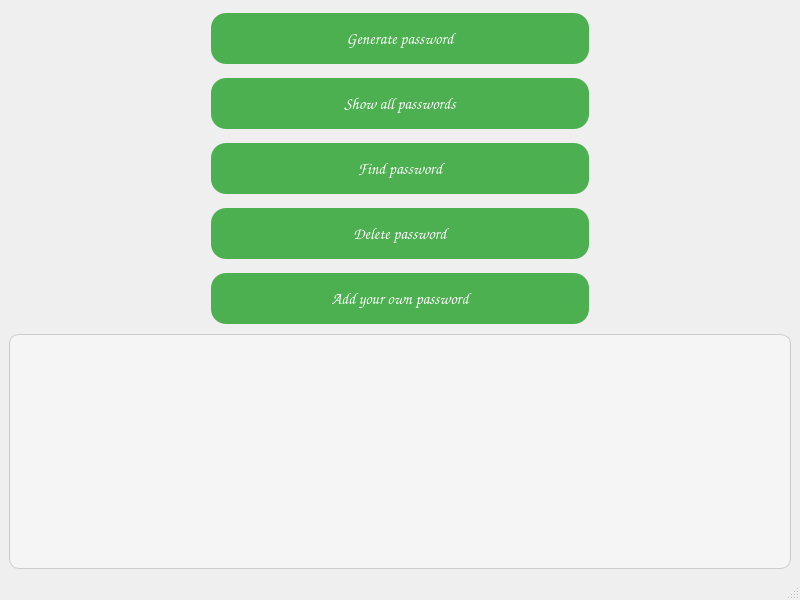
Old version of the form mainwindow.ui in the repository minnesangg/Cerberus.
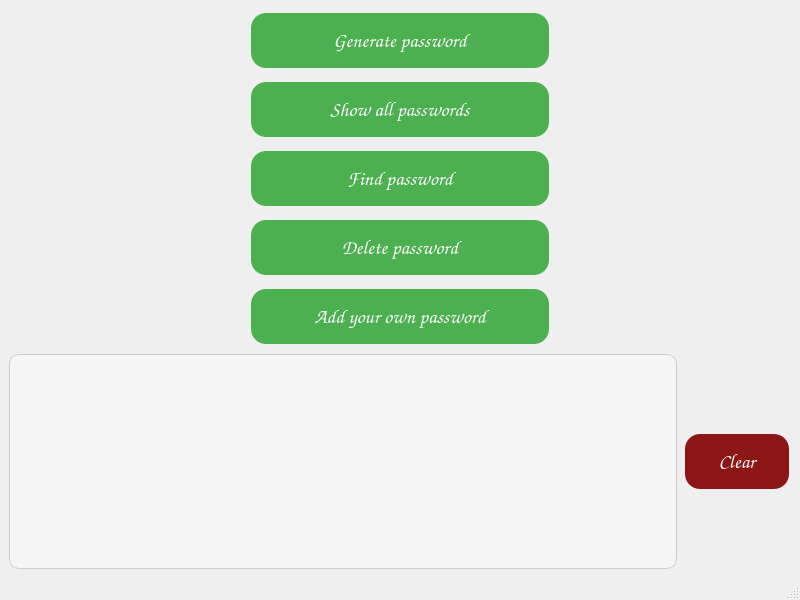
New version of the form.

Commit message: added clear_button

```diff
--- a/mainwindow.ui
+++ b/mainwindow.ui
@@ -36,16 +36,16 @@
     <cursorShape>PointingHandCursor</cursorShape>
    </property>
    <layout class="QGridLayout" name="gridLayout">
-    <item row="0" column="0">
+    <item row="0" column="0" colspan="2">
      <layout class="QVBoxLayout" name="verticalLayout" stretch="1,1,1,1,1">
       <property name="sizeConstraint">
        <enum>QLayout::SetNoConstraint</enum>
       </property>
       <property name="leftMargin">
-       <number>200</number>
+       <number>240</number>
       </property>
       <property name="rightMargin">
-       <number>200</number>
+       <number>240</number>
       </property>
       <item>
        <widget class="QPushButton" name="generateButton">
@@ -87,7 +87,7 @@
     text-align: center; /* Выравнивание текста по центру */
     text-decoration: none; /* Без подчеркивания текста */
     display: inline-block; /* Для блоков */
-    font-size: 16px; /* Размер шрифта */
+    font-size: 20px; /* Размер шрифта */
     margin: 4px 2px; /* Отступы вокруг кнопки */
     cursor: pointer; /* Курсор-указатель при наведении */
     border-radius: 15px; /* Скругление углов */
@@ -102,8 +102,7 @@
 QPushButton:pressed {
     background-color: #388e3c; /* Еще более темный зеленый при нажатии */
     box-shadow: 1px 1px 3px rgba(0, 0, 0, 0.2); /* Уменьшение тени при нажатии */
-}
-</string>
+}</string>
         </property>
         <property name="text">
          <string>Generate password</string>
@@ -138,7 +137,7 @@
         text-align: center; /* Выравнивание текста по центру */
         text-decoration: none; /* Без подчеркивания текста */
         display: inline-block; /* Для блоков */
-        font-size: 16px; /* Размер шрифта */
+        font-size: 20px; /* Размер шрифта */
         margin: 4px 2px; /* Отступы вокруг кнопки */
         cursor: pointer; /* Курсор-указатель при наведении */
         border-radius: 15px; /* Скругление углов */
@@ -183,7 +182,7 @@
         text-align: center; /* Выравнивание текста по центру */
         text-decoration: none; /* Без подчеркивания текста */
         display: inline-block; /* Для блоков */
-        font-size: 16px; /* Размер шрифта */
+        font-size: 20px; /* Размер шрифта */
         margin: 4px 2px; /* Отступы вокруг кнопки */
         cursor: pointer; /* Курсор-указатель при наведении */
         border-radius: 15px; /* Скругление углов */
@@ -228,7 +227,7 @@
         text-align: center; /* Выравнивание текста по центру */
         text-decoration: none; /* Без подчеркивания текста */
         display: inline-block; /* Для блоков */
-        font-size: 16px; /* Размер шрифта */
+        font-size: 20px; /* Размер шрифта */
         margin: 4px 2px; /* Отступы вокруг кнопки */
         cursor: pointer; /* Курсор-указатель при наведении */
         border-radius: 15px; /* Скругление углов */
@@ -273,7 +272,7 @@
         text-align: center; /* Выравнивание текста по центру */
         text-decoration: none; /* Без подчеркивания текста */
         display: inline-block; /* Для блоков */
-        font-size: 16px; /* Размер шрифта */
+        font-size: 20px; /* Размер шрифта */
         margin: 4px 2px; /* Отступы вокруг кнопки */
         cursor: pointer; /* Курсор-указатель при наведении */
         border-radius: 15px; /* Скругление углов */
@@ -323,6 +322,54 @@
       </property>
      </widget>
     </item>
+    <item row="1" column="1">
+     <widget class="QPushButton" name="clearButton">
+      <property name="sizePolicy">
+       <sizepolicy hsizetype="Preferred" vsizetype="Fixed">
+        <horstretch>0</horstretch>
+        <verstretch>0</verstretch>
+       </sizepolicy>
+      </property>
+      <property name="font">
+       <font>
+        <family>Comic Sans MS</family>
+        <pointsize>-1</pointsize>
+        <underline>false</underline>
+        <strikeout>false</strikeout>
+       </font>
+      </property>
+      <property name="styleSheet">
+       <string notr="true">QPushButton {
+    background-color: #8c1616; /* Зеленый фон */
+    border: none; /* Без рамки */
+    color: white; /* Белый текст */
+    padding: 15px 32px; /* Отступы */
+    text-align: center; /* Выравнивание текста по центру */
+    text-decoration: none; /* Без подчеркивания текста */
+    display: inline-block; /* Для блоков */
+    font-size: 20px; /* Размер шрифта */
+    margin: 4px 2px; /* Отступы вокруг кнопки */
+    cursor: pointer; /* Курсор-указатель при наведении */
+    border-radius: 15px; /* Скругление углов */
+    transition: background-color 0.3s, box-shadow 0.3s; /* Плавный переход для фона и тени */
+    box-shadow: 3px 3px 5px rgba(0, 0, 0, 0.3); /* Добавление тени */
+}
+
+QPushButton:hover {
+    background-color: #6b1111; /* Более темный зеленый при наведении */
+}
+
+QPushButton:pressed {
+    background-color: #5c1010; /* Еще более темный зеленый при нажатии */
+    box-shadow: 1px 1px 3px rgba(0, 0, 0, 0.2); /* Уменьшение тени при нажатии */
+}
+</string>
+      </property>
+      <property name="text">
+       <string>Clear</string>
+      </property>
+     </widget>
+    </item>
    </layout>
   </widget>
   <widget class="QMenuBar" name="menubar">
```
The commit also changes 3 other files.
